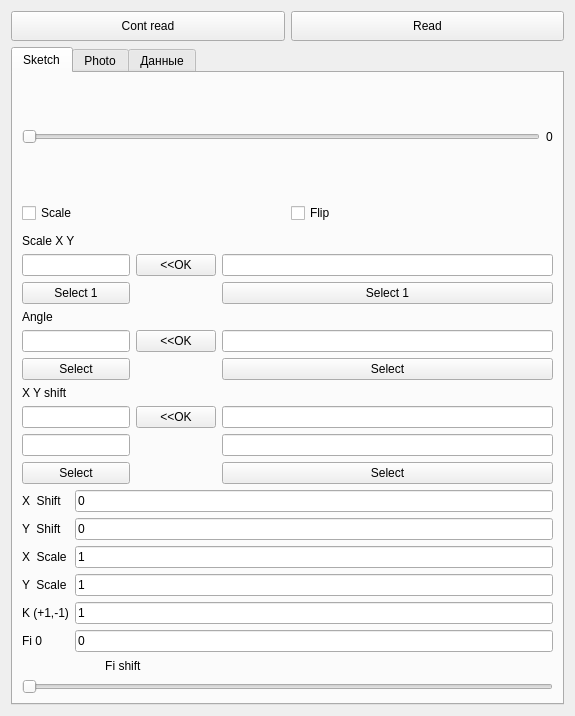
Qt form form_spectr.ui (zuban/VisualizationQt) before a commit.
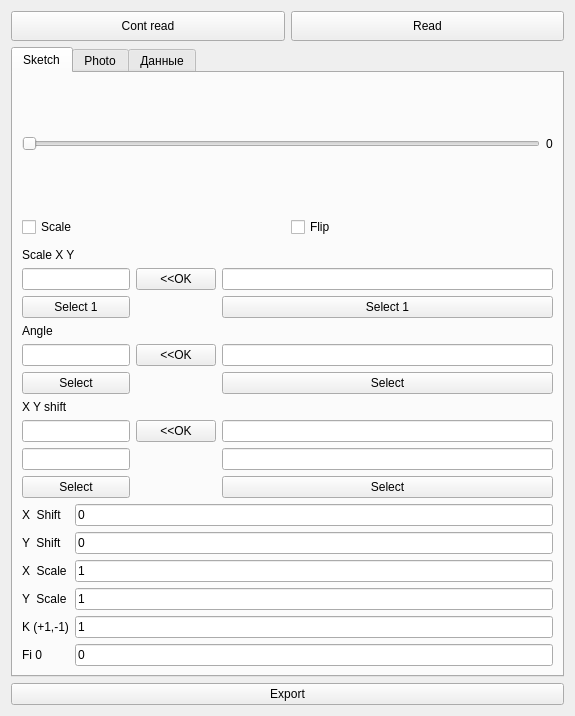
The same form after that commit.

What changed in the file:
```diff
--- a/form_spectr.ui
+++ b/form_spectr.ui
@@ -393,29 +393,6 @@
                </property>
               </widget>
              </item>
-             <item row="9" column="0" colspan="2">
-              <widget class="QSlider" name="fi_shift_slider">
-               <property name="maximum">
-                <number>360</number>
-               </property>
-               <property name="orientation">
-                <enum>Qt::Horizontal</enum>
-               </property>
-              </widget>
-             </item>
-             <item row="8" column="0" colspan="2">
-              <widget class="QLabel" name="fi_shift_label">
-               <property name="minimumSize">
-                <size>
-                 <width>0</width>
-                 <height>15</height>
-                </size>
-               </property>
-               <property name="text">
-                <string>                         Fi shift</string>
-               </property>
-              </widget>
-             </item>
             </layout>
            </item>
           </layout>
@@ -994,6 +971,13 @@
      </item>
     </layout>
    </item>
+   <item row="1" column="0">
+    <widget class="QPushButton" name="export_spectr_pushbutton">
+     <property name="text">
+      <string>Export</string>
+     </property>
+    </widget>
+   </item>
   </layout>
  </widget>
  <resources/>
```
